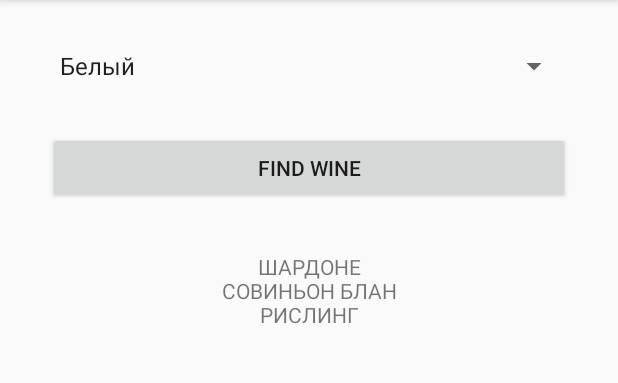
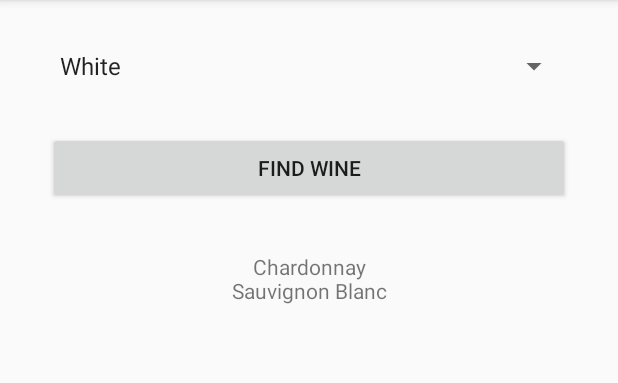
Before and after one commit to Bouncer77/Android_start, an Android app: the screen it shows after launch (MainActivity), after a tap on "FIND WINE", on a phone screen of 412 x 824 dp, the part 84-467 px from its top. Run offline under Robolectric (Android 15) with nearby library versions, the light colour scheme and no system bars.

Commit message:
Установлен вывод при выборе вина для Русской и Английской локали

```diff
--- a/Head_First/Wine_Advisor/app/src/main/java/com/bouncer77/wine_advisor/MainActivity.java
+++ b/Head_First/Wine_Advisor/app/src/main/java/com/bouncer77/wine_advisor/MainActivity.java
@@ -10,34 +10,48 @@ import java.util.List;
 
 public class MainActivity extends AppCompatActivity {
 
-    private WineExpert expert = new WineExpert();
+    private TextView wineInfo;
+    private Spinner grapeColor;
 
     @Override
     protected void onCreate(Bundle savedInstanceState) {
         super.onCreate(savedInstanceState);
         setContentView(R.layout.activity_main);
+        //Получить ссылку на TextView
+        // findViewById возвращает объект View.
+        wineInfo = (TextView) findViewById(R.id.textView_wine_info);
+        //Получить ссылку на Spinner
+        grapeColor = (Spinner) findViewById(R.id.spinner_grape_color);
     }
 
     public void onClickFindWine(View view) {
-        //Получить ссылку на TextView
-        // findViewById возвращает объект View.
-        TextView wineInfo = (TextView) findViewById(R.id.textView_wine_info);
-
-        //Получить ссылку на Spinner
-        Spinner grapeColor = (Spinner) findViewById(R.id.spinner_grape_color);
-
         //Получить вариант, выбранный в Spinner
         // getSelectedItem возвращает Object.
-        String selectGrapeColor = String.valueOf(grapeColor.getSelectedItem());
+        //String selectGrapeColor = String.valueOf(grapeColor.getSelectedItem());
+        int pos = grapeColor.getSelectedItemPosition();
+        StringBuilder description = getDescriptionByPosition(pos);
+        wineInfo.setText(description);
+    }
 
-        List<String> wineTypeList = expert.getWineType(selectGrapeColor);
-        StringBuilder wineTypeFormatted = new StringBuilder();
-        for (String wineType : wineTypeList) {
-            wineTypeFormatted.append(wineType).append("\n");
+    private StringBuilder getDescriptionByPosition(int position) {
+        //String[] descriptions = getResources().getStringArray(R.array.grape_color);
+        String[] descriptions;
+        if (position == 0) {
+            descriptions = getResources().getStringArray(R.array.type_of_white_wine);
+        } else if (position == 1) {
+            descriptions = getResources().getStringArray(R.array.type_of_red_wine);
+        } else {
+            descriptions = null;
         }
 
-        //Вывести выбранный вариант
-        wineInfo.setText(wineTypeFormatted);
+        if (descriptions == null) {
+            return new StringBuilder("Error: Item of list did not found! Please connect with us!");
+        }
 
+        StringBuilder wineTypeFormatted = new StringBuilder();
+        for (String str : descriptions) {
+            wineTypeFormatted.append(str).append("\n");
+        }
+        return wineTypeFormatted;
     }
 }
--- a/Head_First/Wine_Advisor/app/src/main/java/com/bouncer77/wine_advisor/WineExpert.java
+++ b/Head_First/Wine_Advisor/app/src/main/java/com/bouncer77/wine_advisor/WineExpert.java
@@ -5,17 +5,23 @@ import java.util.ArrayList;
 import java.util.List;
 
 public class WineExpert {
-    List<String> getWineType(String grapeColor) {
+    List<String> getWineType(int pos) {
         List<String> gCollor = new ArrayList<>();
-        if (grapeColor.equals("Белый")) {
-            gCollor.add("ШАРДОНЕ");
-            gCollor.add("СОВИНЬОН БЛАН");
-            gCollor.add("РИСЛИНГ");
-        } else {
-            gCollor.add("КАБЕРНЕ СОВИНЬОН");
-            gCollor.add("МЕРЛО");
-            gCollor.add("ПИНО НУАР");
-        }
+//
+//        if (pos == 0) {
+//
+//        }
+//        /*if (grapeColor.equals()) {
+//            gCollor.add("ШАРДОНЕ");
+//            gCollor.add("СОВИНЬОН БЛАН");
+//            gCollor.add("РИСЛИНГ");
+//        } else {
+//            gCollor.add("КАБЕРНЕ СОВИНЬОН");
+//            gCollor.add("МЕРЛО");
+//            gCollor.add("ПИНО НУАР");
+//        }*/
         return gCollor;
     }
+
+
 }
--- a/Head_First/Wine_Advisor/app/src/main/res/values/strings.xml
+++ b/Head_First/Wine_Advisor/app/src/main/res/values/strings.xml
@@ -2,19 +2,29 @@
     <string name="app_name">Wine Advisor</string>
     <string name="find_wine">Find Wine</string>
     <string name="grapes_varieties">CHOOSE MAJOR GRAPES VARIETIES</string>
+    <string name="grape_color_item00">White</string>
+    <string name="grape_color_item01">Red</string>
+
+    <string name="type_of_white_wine_item00">Chardonnay</string>
+    <string name="type_of_white_wine_item01">Sauvignon Blanc</string>
+
+    <string name="type_of_red_wine_item00">CabernetSauvignon</string>
+    <string name="type_of_red_wine_item01">Merlot</string>
+
+
     <string-array name="grape_color">
-        <item>Белый</item>
-        <item>Красный</item>
+        <item>@string/grape_color_item00</item>
+        <item>@string/grape_color_item01</item>
     </string-array>
 
     <string-array name="type_of_white_wine">
-        <item name="white_wine">Белый</item>
-        <item name="red_wine">Красный</item>
+        <item>@string/type_of_white_wine_item00</item>
+        <item>@string/type_of_white_wine_item01</item>
     </string-array>
 
     <string-array name="type_of_red_wine">
-        <item>Белый</item>
-        <item>Красный</item>
+        <item>@string/type_of_red_wine_item00</item>
+        <item>@string/type_of_red_wine_item01</item>
     </string-array>
 
 </resources>
```
Also changed, not shown: 2 other files.
